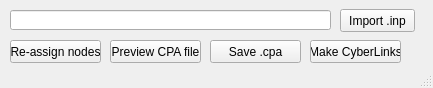
CameronSewell/inp2cpa, file inp2cpa/src/main/resources/base/inp2cpaWindow.ui: the form before one commit.
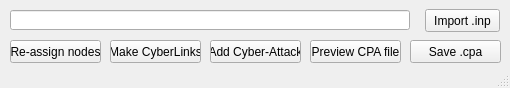
The form after the commit.

```diff
--- a/inp2cpa/src/main/resources/base/inp2cpaWindow.ui
+++ b/inp2cpa/src/main/resources/base/inp2cpaWindow.ui
@@ -6,7 +6,7 @@
    <rect>
     <x>0</x>
     <y>0</y>
-    <width>433</width>
+    <width>510</width>
     <height>88</height>
    </rect>
   </property>
@@ -17,7 +17,7 @@
    <widget class="QPushButton" name="importINP">
     <property name="geometry">
      <rect>
-      <x>340</x>
+      <x>425</x>
       <y>9</y>
       <width>75</width>
       <height>23</height>
@@ -32,7 +32,7 @@
      <rect>
       <x>10</x>
       <y>10</y>
-      <width>321</width>
+      <width>400</width>
       <height>20</height>
      </rect>
     </property>
@@ -53,7 +53,7 @@
    <widget class="QPushButton" name="makeCyberLinks">
     <property name="geometry">
      <rect>
-      <x>310</x>
+      <x>110</x>
       <y>40</y>
       <width>91</width>
       <height>23</height>
@@ -63,10 +63,23 @@
      <string>Make CyberLinks</string>
     </property>
    </widget>
+      <widget class="QPushButton" name="addCyberAttacks">
+    <property name="geometry">
+     <rect>
+      <x>210</x>
+      <y>40</y>
+      <width>91</width>
+      <height>23</height>
+     </rect>
+    </property>
+    <property name="text">
+     <string>Add Cyber-Attack</string>
+    </property>
+   </widget>
    <widget class="QPushButton" name="previewFileBtn">
     <property name="geometry">
      <rect>
-      <x>110</x>
+      <x>310</x>
       <y>40</y>
       <width>91</width>
       <height>23</height>
@@ -79,7 +92,7 @@
    <widget class="QPushButton" name="save_cpa_btn">
     <property name="geometry">
      <rect>
-      <x>210</x>
+      <x>410</x>
       <y>40</y>
       <width>91</width>
       <height>23</height>
```
